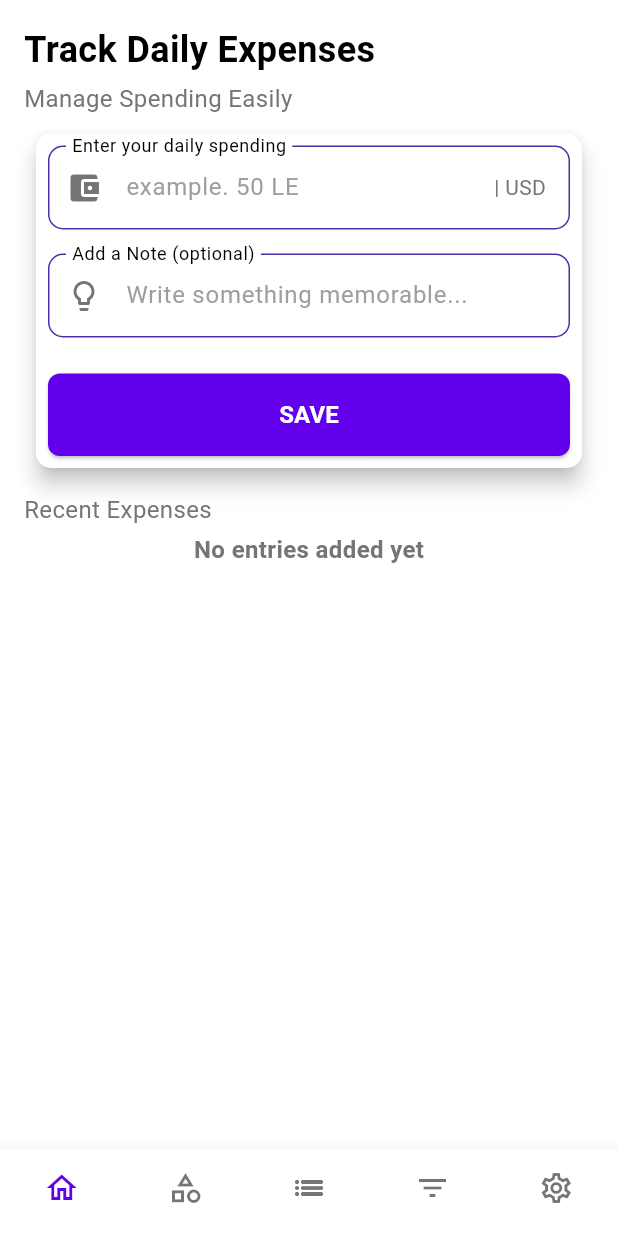
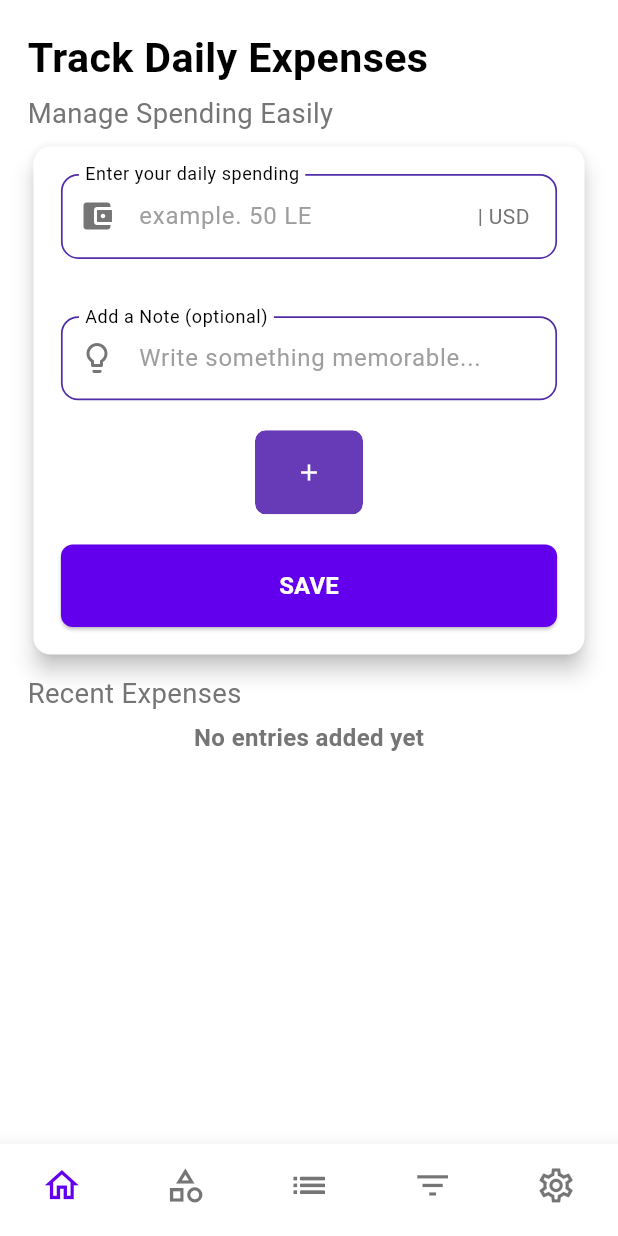
Before and after one commit to ashrf100/hive_getx, a Flutter app: the screen it shows after launch, on a phone screen of 412 x 824 dp. Run offline on Flutter 3.47's test engine with Material 3 defaults, Android fonts, the phone set to English and light mode, and no system bars; our stand-ins replace dropdown_button2, file_picker, flutter_form_builder, flutter_screenutil, fluttertoast, get and 3 more; missing offline and left inert: country_icons, flutter_dialogs, flutter_echarts; accounts and stored records are empty.

```diff
--- a/lib/main.dart
+++ b/lib/main.dart
@@ -5,6 +5,8 @@ import 'package:hive_test/bindings.dart';
 import 'package:hive_test/core/localization/translations.dart';
 import 'package:hive_test/themedata.dart';
 import 'package:hive_test/view/pages/bottom_nav_bar.dart';
+import 'package:flutter_screenutil/flutter_screenutil.dart ';
+
 
 void main() async {
   await initializeAppServices();
@@ -19,13 +21,17 @@ class MyApp extends StatelessWidget {
   Widget build(BuildContext context) {
     AppServices controller = Get.put<AppServices>(AppServices());
 
-    return GetMaterialApp(
+    return ScreenUtilInit(
+      minTextAdapt: true,
+      splitScreenMode: true,
+      designSize: const Size(360, 690),
+      builder: (context, child) => GetMaterialApp(
         home: const BottomNavBarScreen(),
         initialBinding: InitialBinding(),
         translations: MyTranslations(),
         locale: Locale(controller.userSettings.value.language),
         theme: controller.userSettings.value.isDarkMode
             ? AppThemes.darkTheme
-            : AppThemes.lightTheme);
+            : AppThemes.lightTheme));
   }
 }
--- a/lib/view/pages/bottom_nav_bar.dart
+++ b/lib/view/pages/bottom_nav_bar.dart
@@ -1,4 +1,5 @@
 import 'package:flutter/material.dart';
+import 'package:flutter_screenutil/flutter_screenutil.dart';
 import 'package:hive_test/main.dart';
 import 'package:hive_test/view/pages/all_entries_screen.dart';
 import 'package:hive_test/view/pages/categories_page.dart';
@@ -41,7 +42,7 @@ class _BottomNavBarScreenState extends State<BottomNavBarScreen> {
         showSelectedLabels: false,
         showUnselectedLabels: false,
         elevation: 10,
-        iconSize: UI.iconMd,
+        iconSize: 24.sp,
         type: BottomNavigationBarType.fixed,
         items: const <BottomNavigationBarItem>[
           BottomNavigationBarItem(
--- a/lib/view/pages/my_home_page.dart
+++ b/lib/view/pages/my_home_page.dart
@@ -1,4 +1,5 @@
 import 'package:flutter/material.dart';
+import 'package:flutter_screenutil/flutter_screenutil.dart%20';
 import 'package:get/get.dart';
 import 'package:hive_test/Control/entry/entry_controller.dart';
 import 'package:hive_test/core/const/strings.dart';
@@ -16,8 +17,7 @@ class MyHomePage extends GetView<EntryController> {
     return Scaffold(
       body: SafeArea(
           child: Padding(
-        padding: const EdgeInsets.only(
-            left: UI.padMd, right: UI.padMd, top: UI.padMd),
+        padding: EdgeInsets.only(left: 16.w, right: 16.w, top: 16.h),
         child: SingleChildScrollView(
           child: Column(
             crossAxisAlignment: CrossAxisAlignment.start,
@@ -26,7 +26,7 @@ class MyHomePage extends GetView<EntryController> {
                   title: Strings.trackDailyExpenses.tr,
                   subtitle: Strings.manageSpendingEasily.tr),
               BaseEntryForm(entryController: controller, isHome: true),
-              const SizedBox(height: UI.padSm),
+              SizedBox(height: 8.h),
               TitleSubtitleWidget(subtitle: Strings.recentExpenses.tr),
               const LastEntriesWidget()
             ],
--- a/lib/view/widgets/entry/base_entry_form.dart
+++ b/lib/view/widgets/entry/base_entry_form.dart
@@ -1,4 +1,5 @@
 import 'package:flutter/material.dart';
+import 'package:flutter_screenutil/flutter_screenutil.dart%20';
 import 'package:get/get.dart';
 import 'package:hive_test/Control/entry/entry_controller.dart';
 import 'package:hive_test/Control/settings/app_services.dart';
@@ -18,10 +19,9 @@ class BaseEntryForm extends StatelessWidget {
   Widget build(BuildContext context) {
     return Card(
       elevation: 6,
-      shape: RoundedRectangleBorder(borderRadius: BorderRadius.circular(10)),
-      margin: const EdgeInsets.all(8.0),
+      shape: RoundedRectangleBorder(borderRadius: BorderRadius.circular(10.r)),
       child: Padding(
-        padding: const EdgeInsets.all(8.0),
+        padding: EdgeInsets.all(16.0.w),
         child: Form(
           key: isHome ? entryController.formKeyHome : entryController.formKey,
           child: SingleChildScrollView(
@@ -42,7 +42,7 @@ class BaseEntryForm extends StatelessWidget {
                     validator: entryController.validator,
                   );
                 }),
-                const SizedBox(height: 16),
+                SizedBox(height: 32.h),
                 CustomTextField(
                   controller: isHome
                       ? entryController.noteControllerHome
@@ -52,12 +52,12 @@ class BaseEntryForm extends StatelessWidget {
                   prefixIcon: Icons.lightbulb_outline,
                   keyboardType: TextInputType.multiline,
                 ),
-                const SizedBox(height: 16),
-                CategoryButtonWidget(
+                SizedBox(height: 16.h),
+                CategoryChipsWidget(
                   entryController: entryController,
                   isHome: isHome,
                 ),
-                const SizedBox(height: 8),
+                SizedBox(height: 16.h),
                 SaveButtonWidget(
                   onPressed: () => entryController.saveEntry(isHome),
                   buttonText: Strings.saveButtonText.tr,
--- a/lib/view/widgets/entry/custom_text_field.dart
+++ b/lib/view/widgets/entry/custom_text_field.dart
@@ -1,4 +1,5 @@
 import 'package:flutter/material.dart';
+import 'package:flutter_screenutil/flutter_screenutil.dart%20';
 
 class CustomTextField extends StatelessWidget {
   final TextEditingController controller;
@@ -31,23 +32,26 @@ class CustomTextField extends StatelessWidget {
       decoration: InputDecoration(
         labelText: labelText,
         hintText: hintText,
+        labelStyle: TextStyle(color: Colors.black),
         hintStyle: TextStyle(color: Colors.grey),
         border: OutlineInputBorder(
-          borderRadius: BorderRadius.circular(10.0),
-          borderSide: BorderSide(color: Colors.grey.shade300, width: 1.0),
+          borderRadius: BorderRadius.circular(10.0.r),
+          borderSide: BorderSide(color: Colors.grey.shade300, width: 1.0.w),
         ),
         enabledBorder: OutlineInputBorder(
-          borderRadius: BorderRadius.circular(10.0),
-          borderSide: BorderSide(color: Colors.deepPurple.shade700, width: 1.0),
+          borderRadius: BorderRadius.circular(10.0.r),
+          borderSide:
+              BorderSide(color: Colors.deepPurple.shade700, width: 1.0.w),
         ),
         focusedBorder: OutlineInputBorder(
-          borderRadius: BorderRadius.circular(10.0),
-          borderSide: BorderSide(color: Colors.deepPurple.shade300, width: 1.0),
+          borderRadius: BorderRadius.circular(10.0.r),
+          borderSide:
+              BorderSide(color: Colors.deepPurple.shade300, width: 1.0.w),
         ),
         prefixIcon: Icon(prefixIcon, color: Colors.grey.shade600),
         suffixIcon: suffixText != null
             ? Padding(
-                padding: const EdgeInsets.all(16.0),
+                padding: EdgeInsets.all(16.0.w),
                 child: Text(suffixText!),
               )
             : null,
--- a/lib/view/widgets/title_subtitle_widget.dart
+++ b/lib/view/widgets/title_subtitle_widget.dart
@@ -1,4 +1,5 @@
 import 'package:flutter/material.dart';
+import 'package:flutter_screenutil/flutter_screenutil.dart%20';
 
 class TitleSubtitleWidget extends StatelessWidget {
   final String? title;
@@ -16,11 +17,11 @@ class TitleSubtitleWidget extends StatelessWidget {
       children: [
         if (title != null) ...[
           Padding(
-            padding: const EdgeInsets.only(bottom: 4),
+            padding: EdgeInsets.only(bottom: 4.h),
             child: Text(
               title!,
-              style: const TextStyle(
-                fontSize: 24,
+              style: TextStyle(
+                fontSize: 24.sp,
                 fontWeight: FontWeight.bold,
                 color: Colors.black,
               ),
@@ -29,11 +30,11 @@ class TitleSubtitleWidget extends StatelessWidget {
         ],
         if (subtitle != null) ...[
           Padding(
-            padding: const EdgeInsets.only(bottom: 4),
+            padding: EdgeInsets.only(bottom: 4.h),
             child: Text(
               subtitle!,
               style: TextStyle(
-                fontSize: 16,
+                fontSize: 16.sp,
                 color: Colors.grey.shade600,
               ),
             ),
--- a/pubspec.yaml
+++ b/pubspec.yaml
@@ -51,6 +51,7 @@ dependencies:
   flutter_echarts: ^2.5.0
   country_icons: ^3.0.0
   dropdown_button2: ^2.3.9
+  flutter_screenutil: ^5.9.3
 
 dev_dependencies:
   flutter_test:
```
Also changed, not shown: lib/view/widgets/entry/category_field_widget.dart (+36 -27 lines), pubspec.lock.
